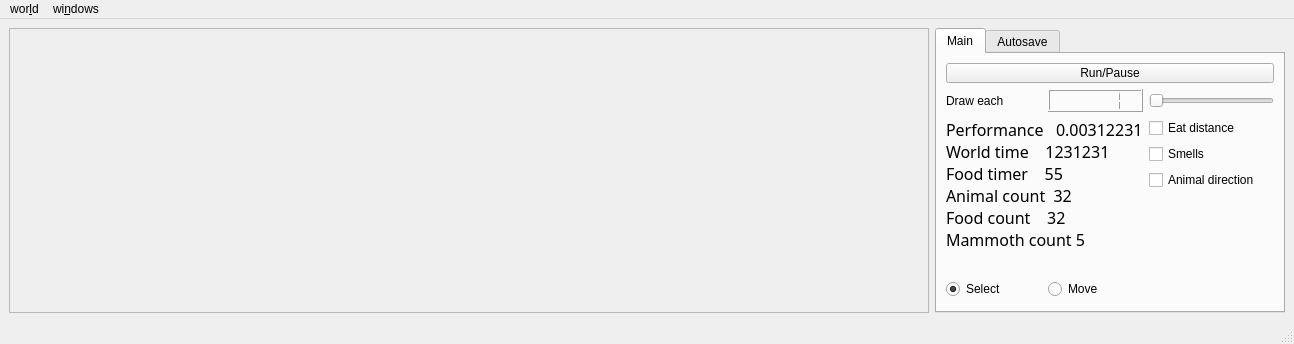
This is animals/ui/main_window.ui in zshimanchik/animals as Qt 5 draws it before an edit. The edited form follows.
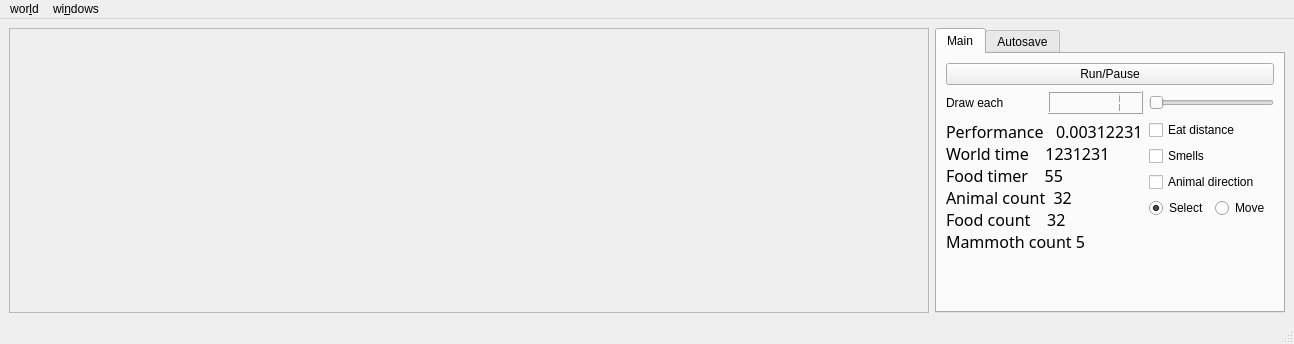
This is the edited form.

Commit message: Changed a bit main_window UI

Diff of the .ui file:
```diff
--- a/animals/ui/main_window.ui
+++ b/animals/ui/main_window.ui
@@ -145,16 +145,6 @@
           </property>
          </widget>
         </item>
-        <item row="10" column="0">
-         <widget class="QRadioButton" name="select_radiobutton">
-          <property name="text">
-           <string>Select</string>
-          </property>
-          <property name="checked">
-           <bool>true</bool>
-          </property>
-         </widget>
-        </item>
         <item row="5" column="2">
          <widget class="QCheckBox" name="smells_checkbox">
           <property name="text">
@@ -199,12 +189,26 @@
           </property>
          </widget>
         </item>
-        <item row="10" column="1">
+        <item row="7" column="2">
+         <layout class="QHBoxLayout" name="horizontalLayout_2">
+          <item>
+           <widget class="QRadioButton" name="select_radiobutton">
+            <property name="text">
+             <string>Select</string>
+            </property>
+            <property name="checked">
+             <bool>true</bool>
+            </property>
+           </widget>
+          </item>
+          <item>
          <widget class="QRadioButton" name="move_radiobutton">
           <property name="text">
            <string>Move</string>
           </property>
          </widget>
+          </item>
+         </layout>
         </item>
        </layout>
       </widget>
```
Lines whose indentation alone changed are shown as unchanged. The commit also changes 2 other files.
